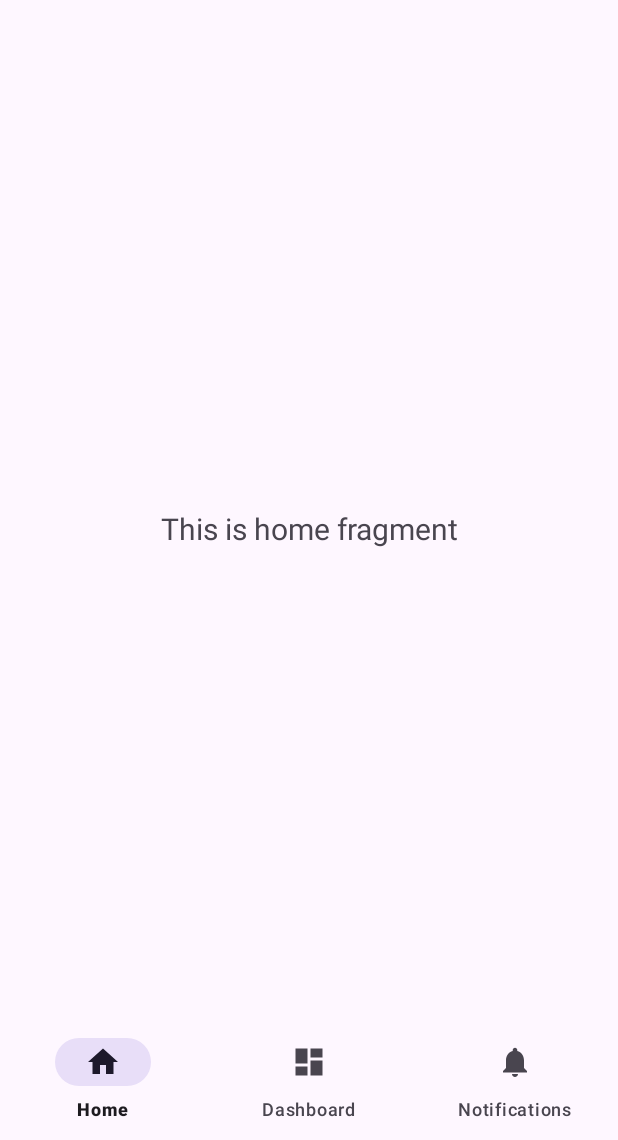
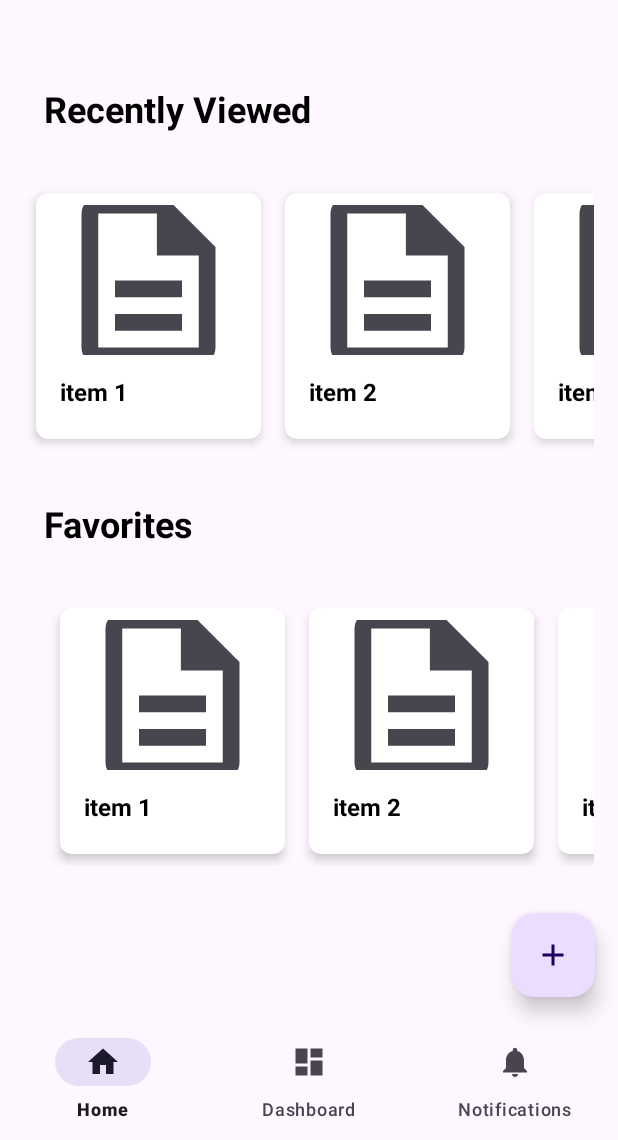
Before and after one commit to FallAPI/PaperTrail-App, an Android app: the screen it shows after launch (MainActivity), on a phone screen of 412 x 824 dp, the part 96-1236 px from its top. Run offline under Robolectric (Android 15) with nearby library versions, the light colour scheme and no system bars; our stand-ins replace navigation-ui.

Commit message:
add FAB button and static data in home screen

```diff
--- a/app/src/main/java/com/group2/papertrail/ui/home/HomeFragment.java
+++ b/app/src/main/java/com/group2/papertrail/ui/home/HomeFragment.java
@@ -9,23 +9,46 @@ import android.widget.TextView;
 import androidx.annotation.NonNull;
 import androidx.fragment.app.Fragment;
 import androidx.lifecycle.ViewModelProvider;
+import androidx.recyclerview.widget.LinearLayoutManager;
+import androidx.recyclerview.widget.RecyclerView;
 
 import com.group2.papertrail.databinding.FragmentHomeBinding;
+
+import java.util.ArrayList;
+import java.util.Arrays;
+import java.util.List;
 
 public class HomeFragment extends Fragment {
 
     private FragmentHomeBinding binding;
 
-    public View onCreateView(@NonNull LayoutInflater inflater,
-                             ViewGroup container, Bundle savedInstanceState) {
-        HomeViewModel homeViewModel =
-                new ViewModelProvider(this).get(HomeViewModel.class);
+    public View onCreateView(@NonNull LayoutInflater inflater, ViewGroup container, Bundle savedInstanceState) {
+        HomeViewModel homeViewModel = new ViewModelProvider(this).get(HomeViewModel.class);
 
         binding = FragmentHomeBinding.inflate(inflater, container, false);
         View root = binding.getRoot();
 
-        final TextView textView = binding.textHome;
-        homeViewModel.getText().observe(getViewLifecycleOwner(), textView::setText);
+        // Setup Recently Viewed RecyclerView
+        RecyclerView paperView = binding.reclyerViewRecentlyUsed;
+
+        paperView.setLayoutManager(new LinearLayoutManager(getContext(), LinearLayoutManager.HORIZONTAL, false  ));
+
+        List<String> recentlyItems = Arrays.asList("item 1", "item 2", "item 3");
+
+        PaperRecylerViewAdapter recentlyAdapter = new PaperRecylerViewAdapter(recentlyItems);
+        paperView.setAdapter(recentlyAdapter);
+
+        // Setup Favorites RecyclerView
+        RecyclerView favoriteView = binding.recyclerViewFavorites;
+
+        favoriteView.setLayoutManager(new LinearLayoutManager(getContext(), LinearLayoutManager.HORIZONTAL, false));
+
+        List<String> favoritesItems = Arrays.asList("item 1", "item 2", "item 3");
+
+        PaperRecylerViewAdapter favoriteAdapter = new PaperRecylerViewAdapter(favoritesItems);
+        favoriteView.setAdapter(favoriteAdapter);
+
+
         return root;
     }
 
--- /dev/null
+++ b/app/src/main/java/com/group2/papertrail/ui/home/PaperRecylerViewAdapter.java
@@ -0,0 +1,48 @@
+package com.group2.papertrail.ui.home;
+
+import android.view.LayoutInflater;
+import android.view.View;
+import android.view.ViewGroup;
+import android.widget.TextView;
+
+import androidx.annotation.NonNull;
+import androidx.recyclerview.widget.RecyclerView;
+
+import com.group2.papertrail.R;
+import java.util.List;
+
+public class PaperRecylerViewAdapter extends RecyclerView.Adapter<PaperRecylerViewAdapter.viewHolder> {
+    private List<String> items;
+
+    public PaperRecylerViewAdapter(List<String> items){
+        this.items = items;
+    }
+
+
+    @NonNull
+    @Override
+    public viewHolder onCreateViewHolder(@NonNull ViewGroup parent, int viewType) {
+        View view = LayoutInflater.from(parent.getContext()).inflate(R.layout.item_recently_viewed, parent, false);
+        return new viewHolder(view);
+    }
+
+    @Override
+    public void onBindViewHolder(@NonNull viewHolder holder, int position) {
+        holder.titleTextView.setText(items.get(position));
+    }
+
+    @Override
+    public int getItemCount() {
+        return items.size();
+    }
+
+    static class viewHolder extends RecyclerView.ViewHolder{
+        TextView titleTextView;
+
+        public viewHolder(@NonNull View itemView){
+            super(itemView);
+            titleTextView = itemView.findViewById(R.id.item_title);
+        }
+
+    }
+}
--- /dev/null
+++ b/app/src/main/res/drawable/ic_add.xml
@@ -0,0 +1,10 @@
+<vector xmlns:android="http://schemas.android.com/apk/res/android"
+    android:width="24dp"
+    android:height="24dp"
+    android:viewportWidth="960"
+    android:viewportHeight="960"
+    android:tint="?attr/colorControlNormal">
+  <path
+      android:fillColor="@android:color/white"
+      android:pathData="M440,520L200,520L200,440L440,440L440,200L520,200L520,440L760,440L760,520L520,520L520,760L440,760L440,520Z"/>
+</vector>
--- /dev/null
+++ b/app/src/main/res/drawable/ic_description.xml
@@ -0,0 +1,10 @@
+<vector xmlns:android="http://schemas.android.com/apk/res/android"
+    android:width="24dp"
+    android:height="24dp"
+    android:viewportWidth="960"
+    android:viewportHeight="960"
+    android:tint="?attr/colorControlNormal">
+  <path
+      android:fillColor="@android:color/white"
+      android:pathData="M320,720L640,720L640,640L320,640L320,720ZM320,560L640,560L640,480L320,480L320,560ZM240,880Q207,880 183.5,856.5Q160,833 160,800L160,160Q160,127 183.5,103.5Q207,80 240,80L560,80L800,320L800,800Q800,833 776.5,856.5Q753,880 720,880L240,880ZM520,360L520,160L240,160Q240,160 240,160Q240,160 240,160L240,800Q240,800 240,800Q240,800 240,800L720,800Q720,800 720,800Q720,800 720,800L720,360L520,360ZM240,160L240,160L240,360L240,360L240,160L240,360L240,360L240,800Q240,800 240,800Q240,800 240,800L240,800Q240,800 240,800Q240,800 240,800L240,160Q240,160 240,160Q240,160 240,160Z"/>
+</vector>
--- /dev/null
+++ b/app/src/main/res/drawable/ic_more_vert.xml
@@ -0,0 +1,10 @@
+<vector xmlns:android="http://schemas.android.com/apk/res/android"
+    android:width="24dp"
+    android:height="24dp"
+    android:viewportWidth="960"
+    android:viewportHeight="960"
+    android:tint="?attr/colorControlNormal">
+  <path
+      android:fillColor="@android:color/white"
+      android:pathData="M479.79,768Q450,768 429,746.79Q408,725.58 408,695.79Q408,666 429.21,645Q450.42,624 480.21,624Q510,624 531,645.21Q552,666.42 552,696.21Q552,726 530.79,747Q509.58,768 479.79,768ZM479.79,552Q450,552 429,530.79Q408,509.58 408,479.79Q408,450 429.21,429Q450.42,408 480.21,408Q510,408 531,429.21Q552,450.42 552,480.21Q552,510 530.79,531Q509.58,552 479.79,552ZM479.79,336Q450,336 429,314.79Q408,293.58 408,263.79Q408,234 429.21,213Q450.42,192 480.21,192Q510,192 531,213.21Q552,234.42 552,264.21Q552,294 530.79,315Q509.58,336 479.79,336Z"/>
+</vector>
--- /dev/null
+++ b/app/src/main/res/layout-land/item_recently_viewed.xml
@@ -0,0 +1,48 @@
+<?xml version="1.0" encoding="utf-8"?>
+<androidx.cardview.widget.CardView xmlns:android="http://schemas.android.com/apk/res/android"
+    xmlns:app="http://schemas.android.com/apk/res-auto"
+    android:layout_width="wrap_content"
+    android:layout_height="wrap_content"
+    android:layout_margin="8dp"
+    app:cardCornerRadius="8dp"
+    app:cardElevation="4dp">
+
+    <LinearLayout
+        android:layout_width="150dp"
+        android:layout_height="wrap_content"
+        android:orientation="vertical"
+        android:padding="8dp">
+
+        <ImageView
+            android:id="@+id/item_image"
+            android:layout_width="match_parent"
+            android:layout_height="100dp"
+            android:scaleType="centerCrop"
+            android:src="@drawable/ic_description"/>
+
+        <TextView
+            android:id="@+id/item_title"
+            android:layout_width="wrap_content"
+            android:layout_height="wrap_content"
+            android:padding="8dp"
+            android:text="Title"
+            android:textSize="16sp"
+            android:textStyle="bold"
+            android:textColor="@color/black"/>
+
+        <ImageButton
+            android:id="@+id/item_menu"
+            android:layout_width="wrap_content"
+            android:layout_height="wrap_content"
+            android:layout_gravity="end"
+            android:background="?attr/selectableItemBackgroundBorderless"
+            android:contentDescription="More Actions"
+            android:src="@drawable/ic_more_vert"
+            android:scaleType="centerInside"
+            android:focusable="true"
+            android:clickable="true"/>
+
+
+
+    </LinearLayout>
+</androidx.cardview.widget.CardView>
--- a/app/src/main/res/layout/activity_main.xml
+++ b/app/src/main/res/layout/activity_main.xml
@@ -24,11 +24,24 @@
         android:layout_height="wrap_content"
         android:layout_marginStart="0dp"
         android:layout_marginEnd="0dp"
+        android:elevation="4dp"
         android:background="?android:attr/windowBackground"
         app:layout_constraintBottom_toBottomOf="parent"
         app:layout_constraintLeft_toLeftOf="parent"
         app:layout_constraintRight_toRightOf="parent"
         app:menu="@menu/bottom_nav_menu" />
+
+    <com.google.android.material.floatingactionbutton.FloatingActionButton
+        android:id="@+id/fab"
+        android:layout_width="wrap_content"
+        android:layout_height="wrap_content"
+        android:src="@drawable/ic_add"
+        app:elevation="8dp"
+        android:layout_marginBottom="15dp"
+        android:layout_marginEnd="15dp"
+        app:layout_constraintEnd_toEndOf="@id/nav_view"
+        app:layout_constraintBottom_toTopOf="@id/nav_view" />
+
 
     <fragment
         android:id="@+id/nav_host_fragment_activity_main"
--- a/app/src/main/res/layout/fragment_home.xml
+++ b/app/src/main/res/layout/fragment_home.xml
@@ -6,17 +6,80 @@
     android:layout_height="match_parent"
     tools:context=".ui.home.HomeFragment">
 
+       <TextView
+           android:id="@+id/recently_viewed_title"
+           android:layout_width="wrap_content"
+           android:layout_height="wrap_content"
+           android:textSize="24sp"
+           android:layout_marginTop="120dp"
+           android:textStyle="bold"
+           android:layout_marginLeft="29dp"
+           android:textColor="@color/black"
+           android:text="Recently Viewed"
+           app:layout_constraintTop_toTopOf="parent"
+           app:layout_constraintStart_toStartOf="parent"/>
+
+       <HorizontalScrollView
+           android:id="@+id/horizontal_scroll"
+           android:layout_width="match_parent"
+           android:layout_height="wrap_content"
+           android:layout_margin="16dp"
+           app:layout_constraintTop_toBottomOf="@+id/recently_viewed_title"
+           app:layout_constraintStart_toStartOf="parent"
+           app:layout_constraintEnd_toEndOf="parent">
+
+            <LinearLayout
+                android:orientation="horizontal"
+                android:layout_width="wrap_content"
+                android:layout_height="match_parent">
+
+                   <androidx.recyclerview.widget.RecyclerView
+                       android:id="@+id/reclyer_view_recently_used"
+                       android:layout_height="wrap_content"
+                       android:layout_width="match_parent"
+                       android:layout_margin="16dp"
+                       app:layout_constraintTop_toBottomOf="@+id/recently_viewed_title"
+                       app:layout_constraintStart_toStartOf="parent"
+                       app:layout_constraintEnd_toEndOf="parent"
+                       tools:listitem="@layout/item_recently_viewed"/>
+
+            </LinearLayout>
+       </HorizontalScrollView>
+
     <TextView
-        android:id="@+id/text_home"
+        android:id="@+id/favorites_title"
+        android:layout_width="wrap_content"
+        android:layout_height="wrap_content"
+        android:textSize="24sp"
+        android:textStyle="bold"
+        android:layout_marginLeft="29dp"
+        android:layout_marginTop="16dp"
+        android:textColor="@color/black"
+        android:text="Favorites"
+        app:layout_constraintTop_toBottomOf="@+id/horizontal_scroll"
+        app:layout_constraintStart_toStartOf="parent"/>
+
+    <HorizontalScrollView
+        android:id="@+id/horizontal_scroll_favorites"
         android:layout_width="match_parent"
         android:layout_height="wrap_content"
-        android:layout_marginStart="8dp"
-        android:layout_marginTop="8dp"
-        android:layout_marginEnd="8dp"
-        android:textAlignment="center"
-        android:textSize="20sp"
-        app:layout_constraintBottom_toBottomOf="parent"
-        app:layout_constraintEnd_toEndOf="parent"
+        android:layout_margin="16dp"
+        app:layout_constraintTop_toBottomOf="@+id/favorites_title"
         app:layout_constraintStart_toStartOf="parent"
-        app:layout_constraintTop_toTopOf="parent" />
+        app:layout_constraintEnd_toEndOf="parent">
+        <LinearLayout
+            android:orientation="horizontal"
+            android:layout_width="wrap_content"
+            android:layout_height="match_parent">
+            <androidx.recyclerview.widget.RecyclerView
+                android:id="@+id/recycler_view_favorites"
+                android:layout_height="wrap_content"
+                android:layout_width="match_parent"
+                android:layout_margin="16dp"
+                tools:listitem="@layout/item_recently_viewed"/>
+        </LinearLayout>
+    </HorizontalScrollView>
+
+
+
 </androidx.constraintlayout.widget.ConstraintLayout>
--- /dev/null
+++ b/app/src/main/res/layout/item_recently_viewed.xml
@@ -0,0 +1,53 @@
+<?xml version="1.0" encoding="utf-8"?>
+<androidx.cardview.widget.CardView xmlns:android="http://schemas.android.com/apk/res/android"
+    xmlns:app="http://schemas.android.com/apk/res-auto"
+    android:layout_width="wrap_content"
+    android:layout_height="wrap_content"
+    android:layout_margin="8dp"
+    app:cardCornerRadius="8dp"
+    app:cardElevation="4dp">
+
+    <LinearLayout
+        android:layout_width="150dp"
+        android:layout_height="wrap_content"
+        android:orientation="vertical"
+        android:padding="8dp">
+
+        <ImageView
+            android:id="@+id/item_image"
+            android:layout_width="match_parent"
+            android:layout_height="100dp"
+            android:scaleType="centerCrop"
+            android:src="@drawable/ic_description"/>
+
+        <androidx.constraintlayout.widget.ConstraintLayout
+            android:layout_width="match_parent"
+            android:layout_height="wrap_content">
+
+            <TextView
+                android:id="@+id/item_title"
+                android:layout_width="0dp"
+                android:layout_height="wrap_content"
+                android:padding="8dp"
+                android:text="Title"
+                android:textSize="16sp"
+                android:textStyle="bold"
+                android:textColor="@color/black"
+                app:layout_constraintStart_toStartOf="parent"
+                app:layout_constraintTop_toTopOf="parent"
+                app:layout_constraintBottom_toBottomOf="parent"
+                app:layout_constraintEnd_toStartOf="@id/item_menu"/>
+
+            <com.google.android.material.button.MaterialButton
+                android:id="@+id/item_menu"
+                android:layout_width="wrap_content"
+                android:layout_height="wrap_content"
+                style="@style/Widget.Material3.Button.IconButton"
+                app:icon="@drawable/ic_more_vert"
+                app:layout_constraintEnd_toEndOf="parent"
+                app:layout_constraintTop_toTopOf="parent"
+                app:layout_constraintBottom_toBottomOf="parent"/>
+        </androidx.constraintlayout.widget.ConstraintLayout>
+
+    </LinearLayout>
+</androidx.cardview.widget.CardView>
```
